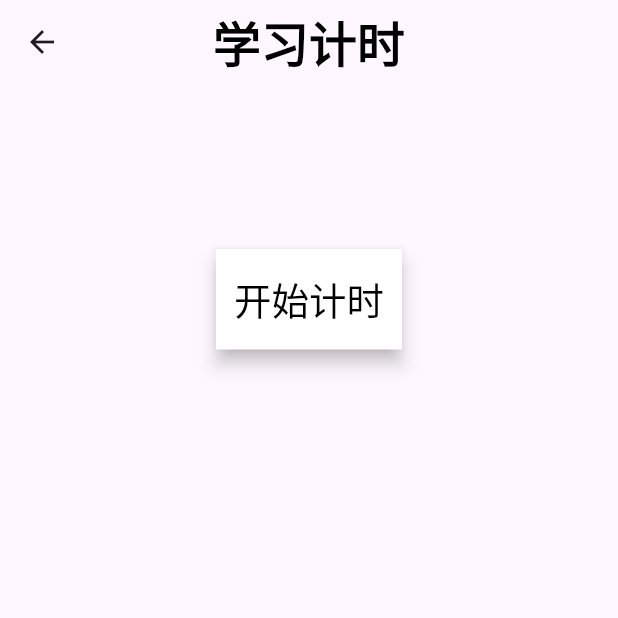
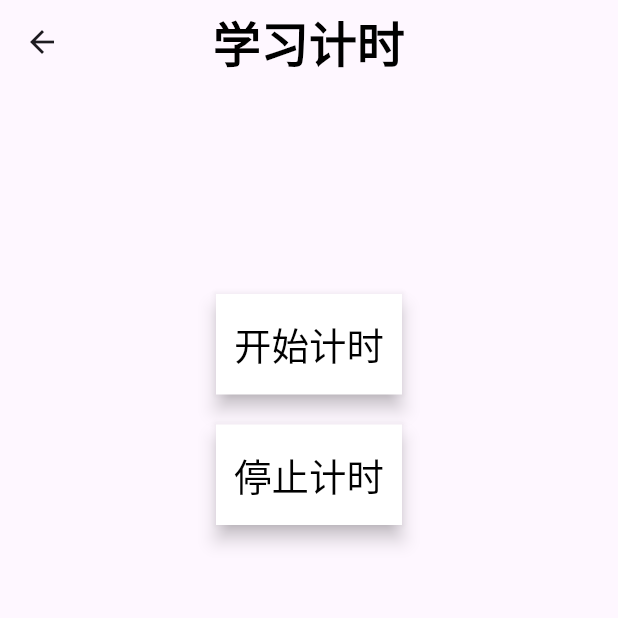
Before and after one commit to hunter-hongg/StudyPlatform, a Flutter app: the TimePage screen opened by its route, after a tap on "开始计时", on a phone screen of 412 x 824 dp, the top half of it. Run offline on Flutter 3.47's test engine with Material 3 defaults, Android fonts, the phone set to English and light mode, and no system bars; our stand-ins replace flutter_riverpod.

Commit message:
实现停止计时

```diff
--- a/lib/pages/own_page/time_page/time_page.dart
+++ b/lib/pages/own_page/time_page/time_page.dart
@@ -1,9 +1,11 @@
 import 'package:flutter/material.dart';
 import 'package:flutter_riverpod/flutter_riverpod.dart';
 import 'package:study_platform/logic/env_mod.dart';
+import 'package:study_platform/tool/stopwatch.dart';
 import 'package:study_platform/tool/timer.dart';
 import 'package:study_platform/vars/dialog.dart';
 import 'package:study_platform/vars/files.dart';
+import 'package:study_platform/vars/logger.dart';
 import 'package:study_platform/vars/styles.dart';
 import 'package:study_platform/vars/timers.dart';
 
@@ -23,21 +25,43 @@ class TimePage extends ConsumerWidget {
       body: Center(
         child: Column(
           children: [
-            SizedBox(height: 110),
+            SizedBox(height: 140),
             ElevatedButton(
               onPressed: () {
-                if (jiFenTimer.status == TimerStatus.running) {
+                if (jiFenTimer.status == StopWatchStatus.running) {
                   showDialog(
                     context: context,
                     builder: (context) => Dialogs.dialogAlert("已经开始计时"),
                   );
                 } else {
+                  jiFenTimer.reset();
                   jiFenTimer.start();
                 }
               },
               style: Styles.buttonSimpleStyle(),
               child: Text("开始计时", style: Styles.simpleTextStyle()),
-            )
+            ),
+            SizedBox(
+              height: 20,
+            ),
+            ElevatedButton(
+                onPressed: () {
+                  if (jiFenTimer.status != StopWatchStatus.running) {
+                    showDialog(
+                        context: context,
+                        builder: (context) => Dialogs.dialogAlert("未开始计时"));
+                  } else {
+                    jiFenTimer.pause();
+                    final scd = jiFenTimer.elapsed.inMilliseconds;
+                    final min = (scd / 60).toInt();
+                    showDialog(
+                        context: context,
+                        builder: (context) => Dialogs.dialogInfo("计时结束\n"
+                            "本次共计$scd秒，$min分钟\n"));
+                  }
+                },
+                style: Styles.buttonSimpleStyle(),
+                child: Text("停止计时", style: Styles.simpleTextStyle()))
           ],
         ),
       ),
--- a/lib/vars/timers.dart
+++ b/lib/vars/timers.dart
@@ -1,4 +1,3 @@
-import 'package:study_platform/tool/timer.dart';
+import 'package:study_platform/tool/stopwatch.dart';
 
-CTimer jiFenTimer =
-    CTimer.forward(interval: Duration(milliseconds: 10), repeat: true);
+StopwatchManager jiFenTimer = StopwatchManager();
--- a/pubspec.yaml
+++ b/pubspec.yaml
@@ -8,9 +8,10 @@ dependencies:
   flutter:
     sdk: flutter
   cupertino_icons: ^1.0.8
-  flutter_riverpod: ^2.0.0  # 唯一需要的状态管理库
+  flutter_riverpod: ^2.0.0
   test: ^1.24.0
   synchronized: ^3.4.0
+  logging: ^1.2.0
 
 dev_dependencies:
   flutter_test:
```
Also changed, not shown: lib/main.dart (+7 -0 lines), lib/vars/dialog.dart (+18 -0 lines), pubspec.lock, 1 other file.
